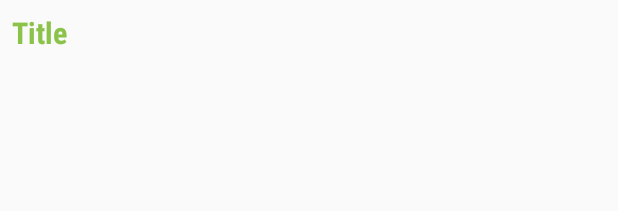
After one commit to raghavbobal1/note_Quasars_android, an Android app: the layout activity_editable_detail_view.xml on its own in the app's theme, with its tools: preview values and no code run, on a phone screen of 412 x 824 dp. The commit adds this screen. Shown: the top 211 px of the screen. Run offline under Robolectric (Android 15) with nearby library versions, the phone set to English and light mode, and no system bars.

Commit message:
Added detail page

```diff
--- a/app/src/main/java/com/aby/note_quasars_android/activities/MainActivity.java
+++ b/app/src/main/java/com/aby/note_quasars_android/activities/MainActivity.java
@@ -22,6 +22,7 @@ import butterknife.OnClick;
 
 public class MainActivity extends AppCompatActivity implements MainViewInterface {
 
+    private String NOTE_OBJECT_NAME = "NoteOBJECT";
     @BindView(R.id.rvNotes)
     RecyclerView rvNotes;
 
@@ -74,8 +75,9 @@ public class MainActivity extends AppCompatActivity implements MainViewInterface
             adapter = new NotesAdapter(this, notes);
             adapter.setOnItemClickListner(new NotesAdapter.OnItemClickListner() {
                 @Override
-                public void onItemClick(Note contact) {
-                    Intent intent = new Intent(MainActivity.this,AddNoteActivity.class);
+                public void onItemClick(Note note) {
+                    Intent intent = new Intent(MainActivity.this,EditableDetailViewActivity.class);
+                    intent.putExtra(NOTE_OBJECT_NAME,note);
                     startActivity(intent);
                 }
             });
--- a/app/src/main/java/com/aby/note_quasars_android/database/Note.java
+++ b/app/src/main/java/com/aby/note_quasars_android/database/Note.java
@@ -4,10 +4,11 @@ import androidx.room.ColumnInfo;
 import androidx.room.Entity;
 import androidx.room.PrimaryKey;
 
+import java.io.Serializable;
 import java.util.Objects;
 
 @Entity(tableName = "notes")
-public class Note {
+public class Note implements Serializable {
 
     @PrimaryKey(autoGenerate = true)
     private int id;
--- a/app/src/main/java/com/aby/note_quasars_android/database/NoteDao.java
+++ b/app/src/main/java/com/aby/note_quasars_android/database/NoteDao.java
@@ -3,6 +3,7 @@ package com.aby.note_quasars_android.database;
 import androidx.room.Dao;
 import androidx.room.Insert;
 import androidx.room.Query;
+import androidx.room.Update;
 
 import java.util.List;
 
@@ -17,4 +18,7 @@ public interface NoteDao {
     @Insert
     void insertAll(Note... notes);
 
+    @Update
+    void update(Note note);
+
 }
--- /dev/null
+++ b/app/src/main/res/layout/activity_editable_detail_view.xml
@@ -0,0 +1,24 @@
+<?xml version="1.0" encoding="utf-8"?>
+<androidx.constraintlayout.widget.ConstraintLayout xmlns:android="http://schemas.android.com/apk/res/android"
+    xmlns:app="http://schemas.android.com/apk/res-auto"
+    xmlns:tools="http://schemas.android.com/tools"
+    android:layout_width="match_parent"
+    android:layout_height="match_parent"
+    tools:context=".activities.EditableDetailViewActivity">
+
+    <TextView
+        android:id="@+id/tvNoteTitleDetail"
+        android:layout_width="wrap_content"
+        android:layout_height="wrap_content"
+        android:layout_marginLeft="8dp"
+        android:layout_marginTop="8dp"
+        android:fontFamily="sans-serif-condensed-medium"
+        android:text="Title "
+        android:textColor="#8BC34A"
+        android:textSize="20sp"
+        android:textStyle="bold"
+        app:layout_constraintStart_toStartOf="parent"
+        app:layout_constraintTop_toTopOf="parent" />
+
+
+</androidx.constraintlayout.widget.ConstraintLayout>
```
Also changed, not shown: app/src/main/AndroidManifest.xml (+3 -5 lines), app/src/main/java/com/aby/note_quasars_android/activities/AddNoteActivity.java (+15 -1 lines), app/src/main/java/com/aby/note_quasars_android/activities/EditableDetailViewActivity.java (added, +48 -0 lines), app/src/main/java/com/aby/note_quasars_android/database/LocalCacheManager.java (+28 -0 lines), app/src/main/java/com/aby/note_quasars_android/interfaces/EditNoteViewInterface.java (added, +7 -0 lines), app/src/main/res/drawable/ic_baseline_edit_24.xml (added, +10 -0 lines), app/src/main/res/menu/menu_detail_note.xml (added, +12 -0 lines).
